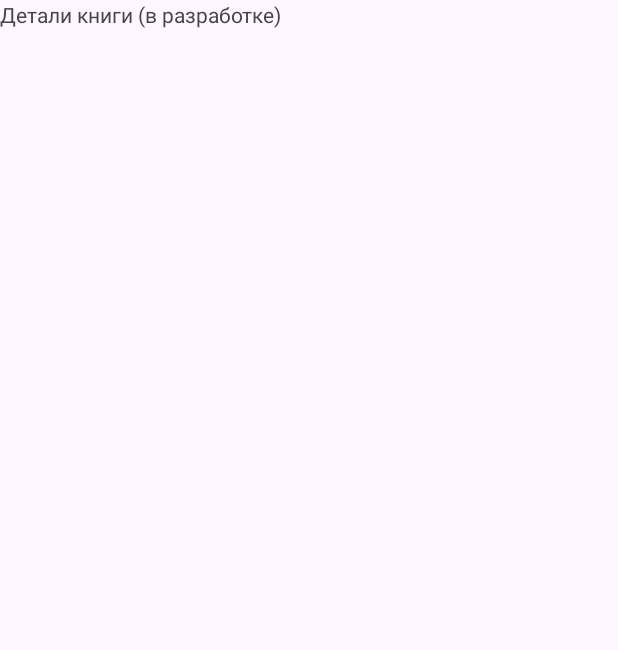
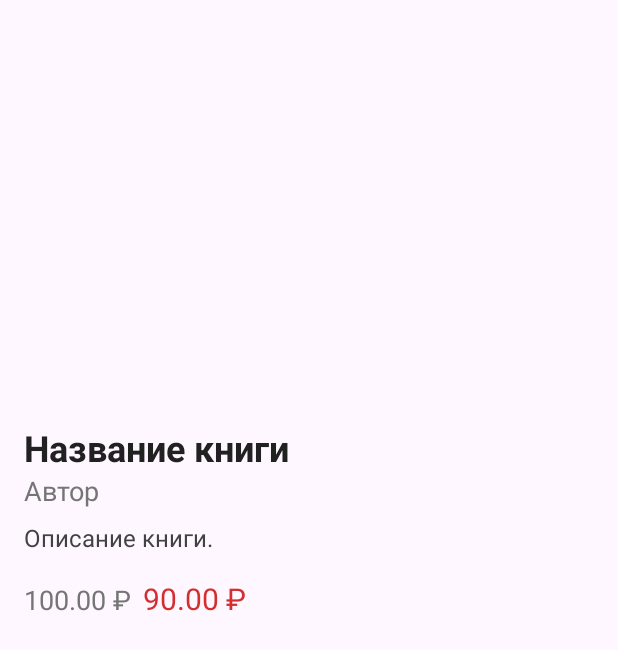
Before and after one commit to ventilia/Readery, an Android app: the layout activity_book_details.xml on its own in the app's theme, with its tools: preview values and no code run, on a phone screen of 412 x 824 dp. Shown: the top 650 px of the screen. Run offline under Robolectric (Android 15) with nearby library versions, the phone set to English and light mode, and no system bars.

Commit message:
git commit git push

```diff
--- a/app/build.gradle.kts
+++ b/app/build.gradle.kts
@@ -34,6 +34,7 @@ android {
 }
 
 dependencies {
+    implementation ("androidx.viewpager:viewpager:1.0.0")
     implementation("com.google.firebase:firebase-firestore:24.10.0")
     implementation("com.github.bumptech.glide:glide:4.12.0")
     implementation("androidx.recyclerview:recyclerview:1.2.1")
--- a/app/src/main/AndroidManifest.xml
+++ b/app/src/main/AndroidManifest.xml
@@ -29,6 +29,10 @@
             android:name=".LibraryActivity"
             android:exported="false" />
 
+        <activity
+            android:name=".BookDetailsActivity"
+            android:exported="false" />
+
 
 
     </application>
--- a/app/src/main/res/layout/activity_book_details.xml
+++ b/app/src/main/res/layout/activity_book_details.xml
@@ -1,5 +1,78 @@
 <?xml version="1.0" encoding="utf-8"?>
-<TextView xmlns:android="http://schemas.android.com/apk/res/android"
+<ScrollView xmlns:android="http://schemas.android.com/apk/res/android"
+    xmlns:tools="http://schemas.android.com/tools"
     android:layout_width="match_parent"
-    android:layout_height="match_parent"
-    android:text="Детали книги (в разработке)" />
+    android:layout_height="match_parent">
+
+    <LinearLayout
+        android:layout_width="match_parent"
+        android:layout_height="wrap_content"
+        android:orientation="vertical"
+        android:padding="16dp">
+
+        <!-- карусель с фото -->
+        <androidx.viewpager.widget.ViewPager
+            android:id="@+id/photo_viewpager"
+            android:layout_width="match_parent"
+            android:layout_height="250dp"
+            android:layout_marginBottom="16dp" />
+
+        <!-- название книги -->
+        <TextView
+            android:id="@+id/book_title"
+            android:layout_width="wrap_content"
+            android:layout_height="wrap_content"
+            android:textSize="24sp"
+            android:textStyle="bold"
+            android:textColor="#212121"
+            tools:text="Название книги" />
+
+        <!-- автор -->
+        <TextView
+            android:id="@+id/book_author"
+            android:layout_width="wrap_content"
+            android:layout_height="wrap_content"
+            android:textSize="18sp"
+            android:textColor="#757575"
+            tools:text="Автор" />
+
+        <!-- описание -->
+        <TextView
+            android:id="@+id/book_description"
+            android:layout_width="wrap_content"
+            android:layout_height="wrap_content"
+            android:textSize="16sp"
+            android:layout_marginTop="8dp"
+            android:textColor="#424242"
+            tools:text="Описание книги." />
+
+        <!-- блок цены -->
+        <LinearLayout
+            android:layout_width="wrap_content"
+            android:layout_height="wrap_content"
+            android:orientation="horizontal"
+            android:layout_marginTop="16dp">
+
+            <!-- оригинальная цена -->
+            <TextView
+                android:id="@+id/book_price"
+                android:layout_width="wrap_content"
+                android:layout_height="wrap_content"
+                android:textSize="18sp"
+                android:textColor="#757575"
+                tools:text="100.00 ₽" />
+
+            <!-- цена со скидкой -->
+            <TextView
+                android:id="@+id/book_discounted_price"
+                android:layout_width="wrap_content"
+                android:layout_height="wrap_content"
+                android:textSize="20sp"
+                android:textColor="#D32F2F"
+                android:layout_marginStart="8dp"
+                tools:text="90.00 ₽" />
+
+        </LinearLayout>
+
+    </LinearLayout>
+</ScrollView>
```
Also changed, not shown: app/src/main/java/com/example/readery/Book.java (+36 -3 lines), app/src/main/java/com/example/readery/BookDetailsActivity.java (+74 -1 lines), app/src/main/java/com/example/readery/PhotoPagerAdapter.java (added, +44 -0 lines), app/src/main/res/layout/item_photo.xml (added, +13 -0 lines).
